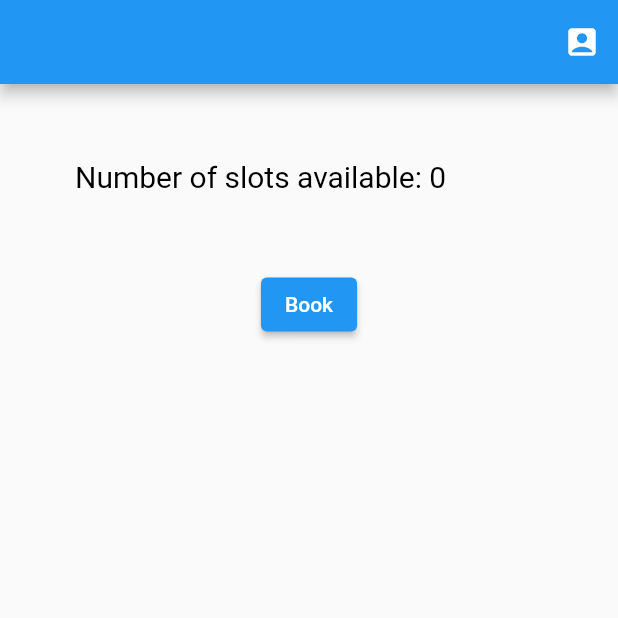
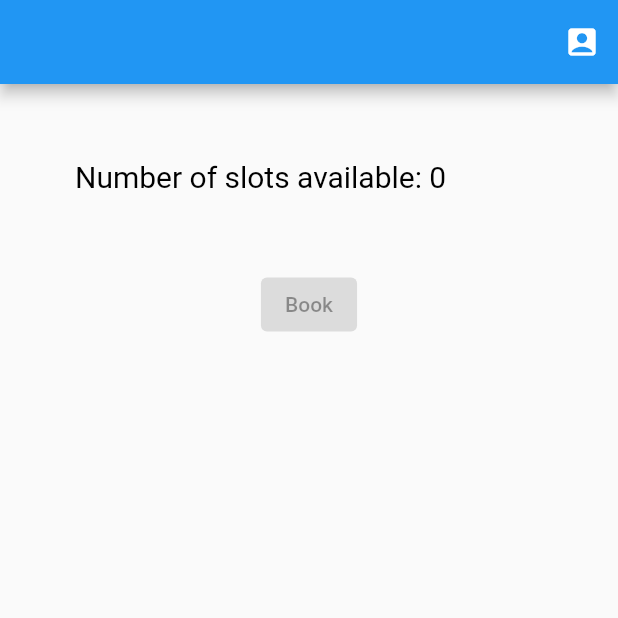
Before and after one commit to ravishankardas/Slot-Booking, a Flutter app: the BooknPay screen opened directly with empty values, after a tap on "Book", on a phone screen of 412 x 824 dp, the top half of it. Run offline on Flutter 3.47's test engine with Material 2 defaults, Android fonts, the phone set to English and light mode, and no system bars; our stand-ins replace firebase_auth, firebase_core, firebase_database, flutter_speed_dial, fluttertoast, font_awesome_flutter and 2 more; missing offline and left inert: mailer; accounts and stored records are empty.

Commit message:
Add files via upload

```diff
--- a/lib/pay.dart
+++ b/lib/pay.dart
@@ -150,8 +150,10 @@ class _BooknPayState extends State<BooknPay> {
       });
     } else {
       setState(() {
+        oneClick = false;
         shouldEnable = false;
       });
+      return;
     }
     GoogleAuthApi.signOut();
     final user = await GoogleAuthApi.signIn();
@@ -167,7 +169,7 @@ class _BooknPayState extends State<BooknPay> {
       ..recipients = [emailId]
       ..subject = 'Booking Confirmation'
       ..text =
-          'Dear user, \n You have booked the ${timeId} slot on ${dateId} for ${shopId} which is located at ${locId} and your token number is ${prevValue}, Happy Shopping!!!';
+          'Dear user, \nYou have booked the ${timeId} slot on ${dateId} for ${shopId} which is located at ${locId} and your token number is ${prevValue}, Happy Shopping!!!';
     try {
       await send(message, smtpServer);
       Fluttertoast.showToast(
```
